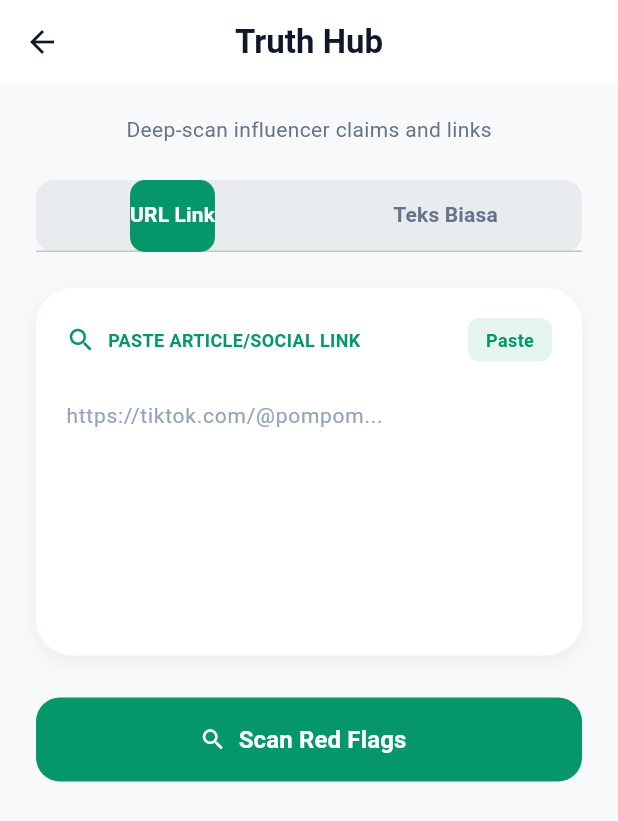
After one commit to rafkiyuda/raskha-mobile-ai, a Flutter app: the screen it shows after launch, item 2 of the bottom bar chosen, after a tap on "Scanner Truth", on a phone screen of 412 x 824 dp. The commit adds this screen. Shown: the top 821 px of the screen. Run offline on Flutter 3.47's test engine with Material 3 defaults, Android fonts, the phone set to English and light mode, and no system bars; our stand-ins replace google_generative_ai; Roboto replaces fonts that are missing (InstrumentSans).

Commit message:
feat: implement Scanner Truth with URL/Text tabs and robust AI error handling

````diff
--- /dev/null
+++ b/lib/screens/truth_scanner_screen.dart
@@ -0,0 +1,292 @@
+import 'dart:convert';
+import 'package:flutter/material.dart';
+import '../core/colors.dart';
+import '../widgets/raksha_card.dart';
+import '../services/gemini_service.dart';
+
+class TruthScannerScreen extends StatefulWidget {
+  const TruthScannerScreen({super.key});
+
+  @override
+  State<TruthScannerScreen> createState() => _TruthScannerScreenState();
+}
+
+class _TruthScannerScreenState extends State<TruthScannerScreen> with SingleTickerProviderStateMixin {
+  late TabController _tabController;
+  final TextEditingController _textController = TextEditingController();
+  final GeminiService _geminiService = GeminiService();
+
+  bool _isAnalyzing = false;
+  Map<String, dynamic>? _analysisResult;
+
+  @override
+  void initState() {
+    super.initState();
+    _tabController = TabController(length: 2, vsync: this);
+  }
+
+  @override
+  void dispose() {
+    _tabController.dispose();
+    _textController.dispose();
+    super.dispose();
+  }
+
+  Future<void> _startScanning() async {
+    final text = _textController.text.trim();
+    if (text.isEmpty) return;
+
+    setState(() {
+      _isAnalyzing = true;
+      _analysisResult = null;
+    });
+
+    final prompt = """
+Analisis teks/link berikut untuk mendeteksi 'red flags' investasi (penipuan, pump-and-dump, klaim tidak realistis):
+"$text"
+
+Berikan jawaban dalam format JSON mentah (hanya JSON, tanpa markdown) dengan struktur:
+{
+  "risk_level": "MODERATE" | "HIGH" | "LOW",
+  "truth_score": (angka 0-100),
+  "findings": "penjelasan singkat tentang temuan Anda"
+}
+""";
+
+    try {
+      final response = await _geminiService.sendMessage(prompt);
+
+      // Check if it's an error message from our service
+      if (response.startsWith('Terjadi kesalahan')) {
+        throw response;
+      }
+
+      // Clean the response if AI adds markdown
+      final jsonStr = response.replaceAll('```json', '').replaceAll('```', '').trim();
+
+      try {
+        final data = jsonDecode(jsonStr);
+        setState(() {
+          _isAnalyzing = false;
+          _analysisResult = data;
+        });
+      } catch (e) {
+        // Fallback for non-JSON AI response but still a valid AI message
+        setState(() {
+          _isAnalyzing = false;
+          _analysisResult = {
+            "risk_level": "MODERATE",
+            "truth_score": 50,
+            "findings": response
+          };
+        });
+      }
+    } catch (e) {
+      setState(() {
+        _isAnalyzing = false;
+        _analysisResult = {
+          "risk_level": "UNKNOWN",
+          "truth_score": 0,
+          "findings": "Gagal menganalisis teks. Coba lagi nanti. Error: $e"
+        };
+      });
+    }
+  }
+
+  @override
+  Widget build(BuildContext context) {
+    return Scaffold(
+      backgroundColor: const Color(0xFFF8F9FA),
+      appBar: AppBar(
+        backgroundColor: Colors.white,
+        elevation: 0,
+        title: const Text('Truth Hub', style: TextStyle(color: RakshaColors.textDark, fontWeight: FontWeight.bold)),
+        centerTitle: true,
+        leading: IconButton(
+          icon: const Icon(Icons.arrow_back, color: RakshaColors.textDark),
+          onPressed: () => Navigator.pop(context),
+        ),
+      ),
+      body: SingleChildScrollView(
+        padding: const EdgeInsets.symmetric(horizontal: 24, vertical: 20),
+        child: Column(
+          children: [
+            const Text(
+              'Deep-scan influencer claims and links',
+              style: TextStyle(fontSize: 14, color: RakshaColors.textGray),
+            ),
+            const SizedBox(height: 24),
+            _buildTabSelector(),
+            const SizedBox(height: 24),
+            _buildInputArea(),
+            const SizedBox(height: 24),
+            _buildScanButton(),
+            if (_analysisResult != null || _isAnalyzing) ...[
+              const SizedBox(height: 32),
+              _buildAnalysisResult(),
+            ],
+          ],
+        ),
+      ),
+    );
+  }
+
+  Widget _buildTabSelector() {
+    return Container(
+      height: 48,
+      decoration: BoxDecoration(
+        color: const Color(0xFFE9ECEF),
+        borderRadius: BorderRadius.circular(12),
+      ),
+      child: TabBar(
+        controller: _tabController,
+        indicator: BoxDecoration(
+          color: RakshaColors.primary,
+          borderRadius: BorderRadius.circular(10),
+        ),
+        labelColor: Colors.white,
+        unselectedLabelColor: RakshaColors.textGray,
+        labelStyle: const TextStyle(fontWeight: FontWeight.bold),
+        tabs: const [
+          Tab(text: 'URL Link'),
+          Tab(text: 'Teks Biasa'),
+        ],
+      ),
+    );
+  }
+
+  Widget _buildInputArea() {
+    return RakshaCard(
+      padding: const EdgeInsets.all(20),
+      child: Column(
+        crossAxisAlignment: CrossAxisAlignment.start,
+        children: [
+          Row(
+            mainAxisAlignment: MainAxisAlignment.spaceBetween,
+            children: [
+              Row(
+                children: [
+                  const Icon(Icons.search, size: 20, color: RakshaColors.primary),
+                  const SizedBox(width: 8),
+                  Text(
+                    _tabController.index == 0 ? 'PASTE ARTICLE/SOCIAL LINK' : 'PASTE TEXT/CLAIM',
+                    style: const TextStyle(fontSize: 12, fontWeight: FontWeight.bold, color: RakshaColors.primary),
+                  ),
+                ],
+              ),
+              Container(
+                padding: const EdgeInsets.symmetric(horizontal: 12, vertical: 6),
+                decoration: BoxDecoration(
+                  color: RakshaColors.primary.withOpacity(0.1),
+                  borderRadius: BorderRadius.circular(8),
+                ),
+                child: const Text('Paste', style: TextStyle(color: RakshaColors.primary, fontSize: 12, fontWeight: FontWeight.bold)),
+              ),
+            ],
+          ),
+          const SizedBox(height: 16),
+          TextField(
+            controller: _textController,
+            maxLines: 6,
+            decoration: InputDecoration(
+              hintText: _tabController.index == 0
+                ? 'https://tiktok.com/@pompom...'
+                : 'Ketikkan klaim berlebihan yang mencurigakan di WhatsApp...',
+              hintStyle: const TextStyle(color: RakshaColors.textLight, fontSize: 14),
+              border: InputBorder.none,
+            ),
+          ),
+        ],
+      ),
+    );
+  }
+
+  Widget _buildScanButton() {
+    return SizedBox(
+      width: double.infinity,
+      height: 56,
+      child: ElevatedButton.icon(
+        onPressed: _isAnalyzing ? null : _startScanning,
+        style: ElevatedButton.styleFrom(
+          backgroundColor: RakshaColors.primary,
+          foregroundColor: Colors.white,
+          shape: RoundedRectangleBorder(borderRadius: BorderRadius.circular(16)),
+          elevation: 0,
+        ),
+        icon: _isAnalyzing
+          ? const SizedBox(width: 20, height: 20, child: CircularProgressIndicator(color: Colors.white, strokeWidth: 2))
+          : const Icon(Icons.search),
+        label: Text(
+          _isAnalyzing ? 'Analyzing the Truth...' : 'Scan Red Flags',
+          style: const TextStyle(fontSize: 16, fontWeight: FontWeight.bold),
+        ),
+      ),
+    );
+  }
+
+  Widget _buildAnalysisResult() {
+    if (_isAnalyzing) {
+      return const Column(
+        children: [
+          CircularProgressIndicator(color: RakshaColors.primary),
+          SizedBox(height: 16),
+          Text('Checking patterns and claim history...', style: TextStyle(color: RakshaColors.textGray)),
+        ],
+      );
+    }
+
+    final score = _analysisResult?['truth_score'] ?? 0;
+    final risk = _analysisResult?['risk_level'] ?? 'UNKNOWN';
+    final findings = _analysisResult?['findings'] ?? '';
+
+    return Column(
+      crossAxisAlignment: CrossAxisAlignment.start,
+      children: [
+        const Text(
+          'Analysis Result',
+          style: TextStyle(fontSize: 18, fontWeight: FontWeight.bold, color: RakshaColors.textDark),
+        ),
+        const SizedBox(height: 16),
+        RakshaCard(
+          padding: const EdgeInsets.all(24),
+          child: Column(
+            crossAxisAlignment: CrossAxisAlignment.start,
+            children: [
+              Text(
+                'RISK: $risk',
+                style: const TextStyle(fontSize: 18, fontWeight: FontWeight.w900, color: RakshaColors.primary),
+              ),
+              const SizedBox(height: 8),
+              Text(
+                'Truth Score: $score/100',
+                style: const TextStyle(fontSize: 14, color: RakshaColors.textGray),
+              ),
+              const SizedBox(height: 16),
+              ClipRRect(
+                borderRadius: BorderRadius.circular(4),
+                child: LinearProgressIndicator(
+                  value: score / 100,
+                  minHeight: 8,
+                  backgroundColor: const Color(0xFFE9ECEF),
+                  valueColor: const AlwaysStoppedAnimation<Color>(RakshaColors.primary),
+                ),
+              ),
+              const SizedBox(height: 24),
+              const Divider(),
+              const SizedBox(height: 16),
+              const Text(
+                'AI FINDINGS:',
+                style: TextStyle(fontSize: 13, fontWeight: FontWeight.bold, color: RakshaColors.textDark),
+              ),
+              const SizedBox(height: 8),
+              Text(
+                findings,
+                style: const TextStyle(fontSize: 14, color: RakshaColors.textGray, height: 1.5),
+              ),
+            ],
+          ),
+        ),
+      ],
+    );
+  }
+}
--- a/lib/screens/truth_selection_screen.dart
+++ b/lib/screens/truth_selection_screen.dart
@@ -3,6 +3,7 @@ import '../core/colors.dart';
 import '../widgets/raksha_card.dart';
 import 'sentiment_analyzer_screen.dart';
 import 'truth_dashboard_screen.dart';
+import 'truth_scanner_screen.dart';
 
 class TruthSelectionScreen extends StatelessWidget {
   const TruthSelectionScreen({super.key});
@@ -38,6 +39,8 @@ class TruthSelectionScreen extends StatelessWidget {
             _buildSentimentCard(context),
             const SizedBox(height: 20),
             _buildFactCheckerCard(context),
+            const SizedBox(height: 20),
+            _buildScannerTruthCard(context),
             const SizedBox(height: 32),
             _buildBottomNote(),
           ],
@@ -154,6 +157,42 @@ class TruthSelectionScreen extends StatelessWidget {
     );
   }
 
+  Widget _buildScannerTruthCard(BuildContext context) {
+    return RakshaCard(
+      padding: EdgeInsets.zero,
+      child: InkWell(
+        onTap: () => Navigator.push(context, MaterialPageRoute(builder: (context) => const TruthScannerScreen())),
+        borderRadius: BorderRadius.circular(24),
+        child: Padding(
+          padding: const EdgeInsets.all(24),
+          child: Row(
+            children: [
+              Container(
+                padding: const EdgeInsets.all(12),
+                decoration: BoxDecoration(color: RakshaColors.primary.withOpacity(0.1), shape: BoxShape.circle),
+                child: const Icon(Icons.qr_code_scanner, color: RakshaColors.primary, size: 28),
+              ),
+              const SizedBox(width: 20),
+              const Expanded(
+                child: Column(
+                  crossAxisAlignment: CrossAxisAlignment.start,
+                  children: [
+                    Text('Scanner Truth', style: TextStyle(fontSize: 20, fontWeight: FontWeight.bold)),
+                    Text(
+                      'AI Deep-scan untuk klaim influencer, berita, dan link mencurigakan.',
+                      style: TextStyle(fontSize: 13, color: RakshaColors.textGray),
+                    ),
+                  ],
+                ),
+              ),
+              const Icon(Icons.chevron_right, color: RakshaColors.textLight),
+            ],
+          ),
+        ),
+      ),
+    );
+  }
+
   Widget _buildBottomNote() {
     return Container(
       padding: const EdgeInsets.all(20),
````
